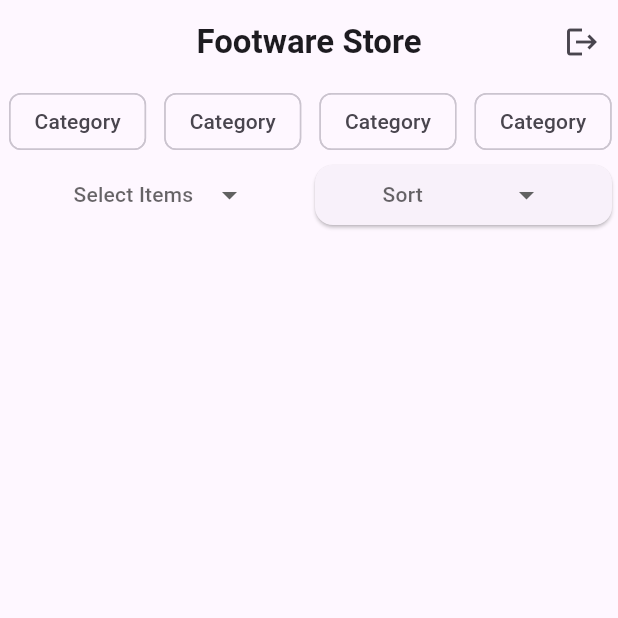
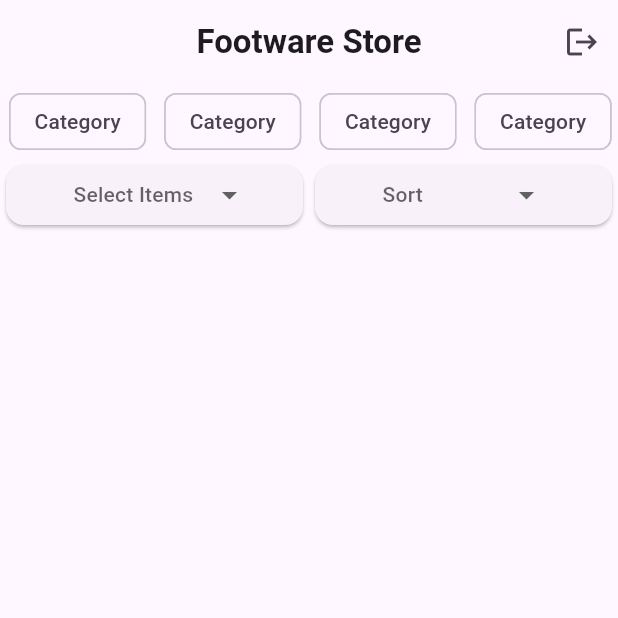
Before and after one commit to LivingstonTardzenyuy/Flutter-Projects, a Flutter app: the screen it shows after launch, on a phone screen of 412 x 824 dp, the top half of it. Run offline on Flutter 3.47's test engine with Material 3 defaults, Android fonts, the phone set to English and light mode, and no system bars; drawn by our look-alikes of dropdown_button2; our stand-ins replace cloud_firestore, firebase_auth, firebase_core, font_awesome_flutter, get, google_fonts and 1 more; accounts and stored records are empty.

Commit message:
worked on dropdwons

```diff
--- a/ecommerce_client/lib/pages/product_page.dart
+++ b/ecommerce_client/lib/pages/product_page.dart
@@ -34,7 +34,7 @@ class ProductPage extends StatelessWidget {
 
           Row(
             children: [
-              Flexible(child: MultiSelectDropdown()),
+              Flexible(child: Card(child: MultiSelectDropdown())),
               Flexible(
                 child: DropDownButton(items: ['Low to High', 'High to Low'],
                   selectedItemsText: 'Sort',
```
